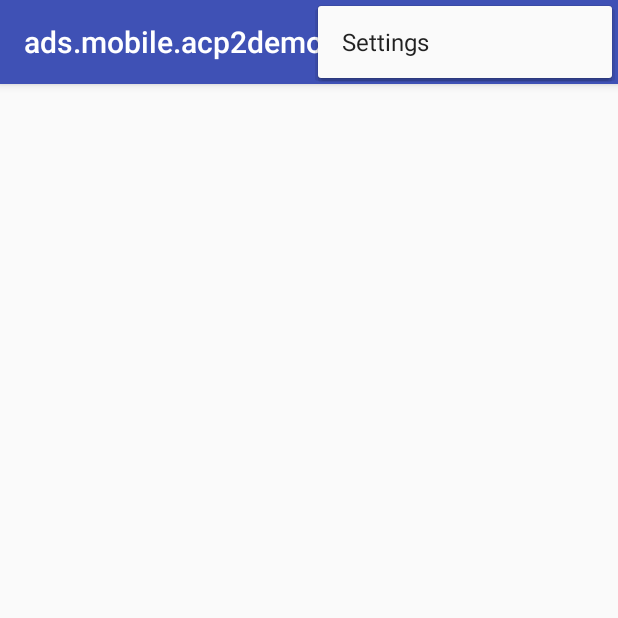
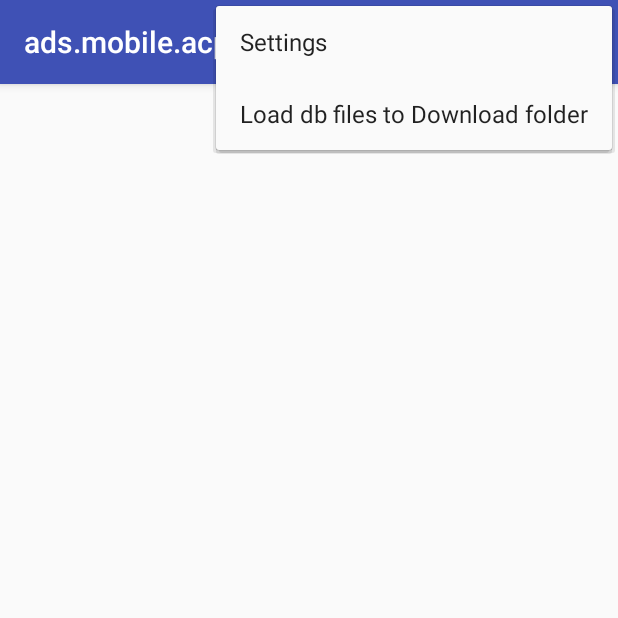
Before and after one commit to Urkki/ACP2, an Android app: the screen it shows after launch (MainActivity), with the options menu open, on a phone screen of 412 x 824 dp, the top half of it. Run offline under Robolectric (Android 15) with nearby library versions, the phone set to English and light mode, and no system bars; our stand-ins replace data binding; libraries missing offline, so code that uses them is left out: com.aware, com.aware.utils, com.google.android.gms, com.rvalerio.fgchecker; pictures from the network do not load; 7 statements that could not run were skipped.

Commit message:
Added db file upload to Download folder

```diff
--- a/app/src/main/res/menu/main_menu.xml
+++ b/app/src/main/res/menu/main_menu.xml
@@ -8,4 +8,9 @@
         android:title="@string/settings"
         android:orderInCategory="100"
         app:showAsAction="never" />
+    <item
+        android:id="@+id/action_download_db_files"
+        android:title="@string/db_files"
+        android:orderInCategory="101"
+        app:showAsAction="never" />
 </menu>
--- a/app/src/main/res/values/strings.xml
+++ b/app/src/main/res/values/strings.xml
@@ -16,6 +16,7 @@
     <string name="stop_service">Stop Service</string>
     <!-- Strings related to Settings -->
     <string name="settings">Settings</string>
+    <string name="db_files">Load db files to Download folder</string>
     <string name="general_settings_title">General settings</string>
     <string name="def_user_name">User name</string>
     <string name="test_case">Test case</string>
```
Also changed, not shown: app/src/main/java/ads/mobile/acp2demo/activities/MainActivity.java (+68 -1 lines).
